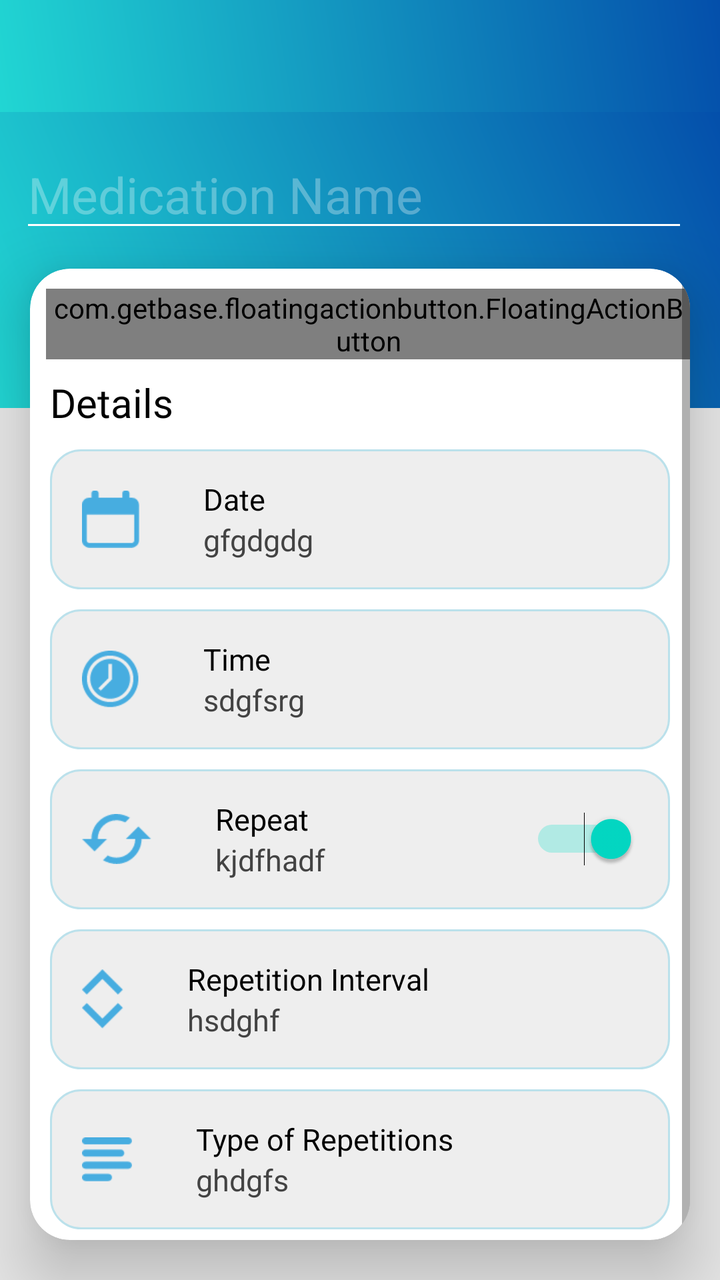
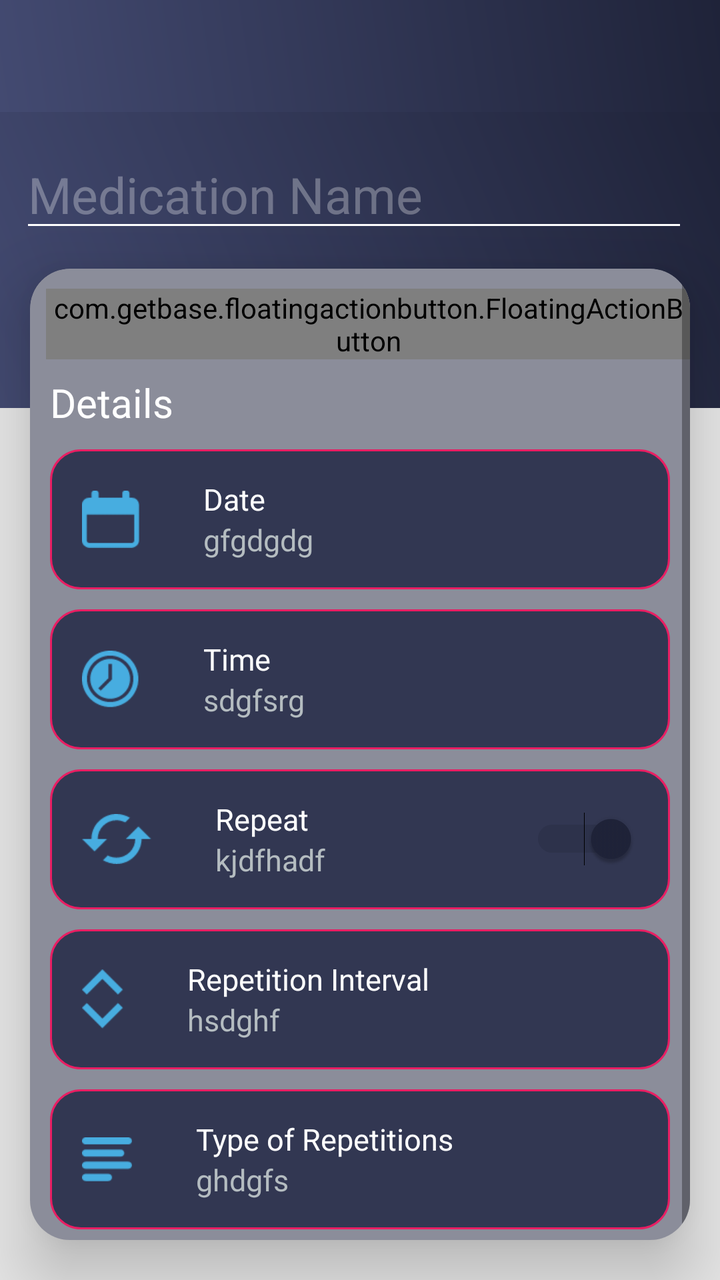

The first picture is an Android layout as it rendered before a commit; the second is the same layout after the commit. The layout source and the unified diff follow.
<!-- AndroidManifest.xml: application theme AppTheme -->
<!-- res/layout/pill_add_reminder.xml -->
<RelativeLayout
    xmlns:android="http://schemas.android.com/apk/res/android"
    xmlns:app="http://schemas.android.com/apk/res-auto"
    xmlns:fab="http://schemas.android.com/apk/res-auto"
    android:layout_width="match_parent"
    android:background="@color/gray_color"
    android:layout_height="match_parent">

    <androidx.appcompat.widget.Toolbar
        android:id="@+id/toolbar"
        android:layout_height="wrap_content"
        android:layout_width="match_parent"
        android:minHeight="?attr/actionBarSize"
        app:contentInsetLeft="0dp"
        app:contentInsetStart="16dp"
        app:theme="@style/ThemeOverlay.AppCompat.Dark.ActionBar"
        android:background="@drawable/a1_grad" />

    <LinearLayout
        android:layout_width="match_parent"
        android:layout_below="@+id/toolbar"
        android:theme="@style/ThemeOverlay.AppCompat.Dark.ActionBar"
        android:id="@+id/add_reminder_layout_top"
        android:background="@drawable/a1_grad"
        android:orientation="vertical"
        android:layout_height="148dp">

        <EditText
            android:layout_width="match_parent"
            android:id="@+id/reminder_title"
            android:layout_marginLeft="10dp"
            android:hint="@string/add_Medicion"
            android:textSize="25dp"
            android:lines="4"
            android:minLines="4"
            android:layout_marginTop="15dp"
            android:gravity="top|left"
            android:textColor="@android:color/white"
            android:scrollHorizontally="false"
            android:textColorHint="@color/primary_text_disabled_material_dark"
            android:inputType="textCapWords|textMultiLine"
            android:layout_marginRight="16dp"
            android:layout_height="50dp"/>

    </LinearLayout>


    <androidx.cardview.widget.CardView
        android:id="@+id/cardviewone"
        android:layout_marginBottom="20dp"
        android:layout_width="match_parent"
        android:layout_height="wrap_content"
        android:layout_marginLeft="@dimen/text_15"
        android:layout_below="@+id/add_reminder_layout_top"
        android:layout_marginTop="-70dp"
        android:layout_marginRight="@dimen/text_15"
        android:orientation="horizontal"
        app:cardCornerRadius="20dp"
        app:cardElevation="20dip">
    <ScrollView
        xmlns:android="http://schemas.android.com/apk/res/android"
        android:layout_width="fill_parent"
        android:layout_below="@id/add_reminder_layout_top"
        android:layout_height="fill_parent">

        <LinearLayout
            android:layout_width="match_parent"
            android:orientation="vertical"
            android:layout_height="wrap_content">

            <RelativeLayout
                android:layout_width="wrap_content"
                android:layout_height="wrap_content">

            <com.getbase.floatingactionbutton.FloatingActionButton
                android:id="@+id/starred1"
                android:layout_width="wrap_content"
                android:layout_height="wrap_content"
                android:clickable="true"
                android:onClick="selectFab1"
                fab:fab_icon="@drawable/ic_notifications_off_grey600_24dp"
                android:background="@drawable/a1_grad"
                app:fab_size="normal"
                android:layout_alignParentLeft="true"
                android:layout_marginTop="10dp"
                android:layout_centerHorizontal="true"
                android:layout_marginLeft="8dp"/>


            <com.getbase.floatingactionbutton.FloatingActionButton
                android:id="@+id/starred2"
                android:layout_width="wrap_content"
                android:layout_height="wrap_content"
                android:clickable="true"
                android:onClick="selectFab2"
                fab:fab_icon="@drawable/ic_notifications_on_white_24dp"
                android:background="@drawable/a1_grad"
                app:fab_size="normal"
                android:layout_alignParentLeft="true"
                android:layout_marginTop="10dp"
                android:layout_centerHorizontal="true"
                android:layout_marginLeft="8dp"/>
            </RelativeLayout>

            <TextView
                android:layout_width="match_parent"
                android:layout_marginTop="8dp"
                android:text="@string/details"
                android:id="@+id/details"
                android:textSize="20dp"
                android:fontFamily="@font/gothic"
                android:gravity="center_vertical"
                android:layout_marginLeft="10dp"
                android:textColor="@color/black"
                android:layout_height="wrap_content"/>

            <RelativeLayout
                android:layout_width="match_parent"
                android:clickable="true"
                android:onClick="setDate"
                android:id="@+id/date"
                android:layout_marginEnd="10dp"
                android:layout_marginStart="10dp"
                android:layout_marginTop="10dp"
                android:background="@drawable/corner1"
                android:layout_height="70dp">

                <ImageView
                    android:id="@+id/date_icon"
                    android:layout_width="wrap_content"
                    android:layout_height="wrap_content"
                    android:layout_alignParentLeft="true"
                    android:layout_marginLeft="16dp"
                    android:layout_marginRight="32dp"
                    android:background="@mipmap/date"
                    android:layout_centerVertical="true" />

                <LinearLayout
                    android:layout_width="wrap_content"
                    android:orientation="vertical"
                    android:layout_centerVertical="true"
                    android:layout_toRightOf="@id/date_icon"
                    android:layout_height="wrap_content">

                    <TextView
                        android:id="@+id/date_text"
                        android:textColor="@color/black"
                        android:layout_width="wrap_content"
                        android:textSize="15dp"
                        android:layout_height="wrap_content"
                        android:text="@string/date" />

                    <TextView
                        android:layout_width="wrap_content"
                        android:id="@+id/set_date"
                        android:textSize="15dp"
                        android:text="gfgdgdg"
                        android:textColor="@color/grey_calendar"
                        android:layout_height="wrap_content"/>

                </LinearLayout>

            </RelativeLayout>

            <RelativeLayout
                android:layout_width="match_parent"
                android:clickable="true"
                android:onClick="setTime"
                android:id="@+id/time"
                android:layout_marginEnd="10dp"
                android:layout_marginStart="10dp"
                android:layout_marginTop="10dp"
                android:background="@drawable/corner1"
                android:layout_height="70dp">

                <ImageView
                    android:id="@+id/time_icon"
                    android:layout_width="wrap_content"
                    android:layout_height="wrap_content"
                    android:layout_alignParentLeft="true"
                    android:layout_marginLeft="16dp"
                    android:layout_marginRight="32dp"
                    android:background="@mipmap/time"
                    android:layout_centerVertical="true" />

                <LinearLayout
                    android:layout_width="wrap_content"
                    android:orientation="vertical"
                    android:layout_centerVertical="true"
                    android:layout_toRightOf="@id/time_icon"
                    android:layout_height="wrap_content">

                    <TextView
                        android:id="@+id/time_text"
                        android:textColor="@color/black"
                        android:layout_width="wrap_content"
                        android:textSize="15dp"
                        android:layout_height="wrap_content"
                        android:text="@string/time" />

                    <TextView
                        android:layout_width="wrap_content"
                        android:id="@+id/set_time"
                        android:textSize="15dp"
                        android:text="sdgfsrg"
                        android:textColor="@color/grey_calendar"
                        android:layout_height="wrap_content"/>

                </LinearLayout>

            </RelativeLayout>

            <RelativeLayout
                android:layout_width="match_parent"
                android:id="@+id/repeat"
                android:layout_marginTop="10dp"
                android:layout_marginEnd="10dp"
                android:layout_marginStart="10dp"
                android:background="@drawable/corner1"
                android:layout_height="70dp">

                <ImageView
                    android:id="@+id/repeat_icon"
                    android:layout_width="wrap_content"
                    android:layout_height="wrap_content"
                    android:layout_alignParentLeft="true"
                    android:layout_marginLeft="16dp"
                    android:layout_marginRight="32dp"
                    android:background="@mipmap/repeat"
                    android:layout_centerVertical="true" />

                <LinearLayout
                    android:layout_width="wrap_content"
                    android:orientation="vertical"
                    android:id="@+id/repeat_ll"
                    android:layout_centerVertical="true"
                    android:layout_toRightOf="@id/repeat_icon"
                    android:layout_height="wrap_content">

                    <TextView
                        android:id="@+id/repeat_text"
                        android:textColor="@color/black"
                        android:layout_width="wrap_content"
                        android:textSize="15dp"
                        android:layout_height="wrap_content"
                        android:text="@string/repeat" />

                    <TextView
                        android:layout_width="wrap_content"
                        android:id="@+id/set_repeat"
                        android:textSize="15dp"
                        android:text="kjdfhadf"
                        android:textColor="@color/grey_calendar"
                        android:layout_height="wrap_content"/>

                </LinearLayout>

                <Switch
                    android:id="@+id/repeat_switch"
                    android:layout_width="wrap_content"
                    android:layout_height="wrap_content"
                    android:layout_centerVertical="true"
                    android:layout_alignParentRight="true"
                    android:layout_marginRight="16dp"
                    android:layout_marginLeft="8dp"
                    android:onClick="onSwitchRepeat"
                    android:checked="true"
                    android:textOn="On"
                    android:textOff="Off"/>

            </RelativeLayout>

            <RelativeLayout
                android:layout_width="match_parent"
                android:id="@+id/RepeatNo"
                android:clickable="true"
                android:onClick="setRepeatNo"
                android:layout_marginStart="10dp"
                android:layout_marginEnd="10dp"
                android:layout_marginTop="10dp"
                android:background="@drawable/corner1"
                android:layout_height="70dp">

                <ImageView
                    android:id="@+id/repeat_no_icon"
                    android:layout_width="wrap_content"
                    android:layout_height="wrap_content"
                    android:layout_alignParentLeft="true"
                    android:layout_marginLeft="16dp"
                    android:layout_marginRight="32dp"
                    android:background="@mipmap/repetation"
                    android:layout_centerVertical="true" />

                <LinearLayout
                    android:layout_width="wrap_content"
                    android:orientation="vertical"
                    android:layout_centerVertical="true"
                    android:layout_toRightOf="@id/repeat_no_icon"
                    android:layout_height="wrap_content">

                    <TextView
                        android:id="@+id/repeat_no_text"
                        android:textColor="@color/black"
                        android:layout_width="wrap_content"
                        android:textSize="15dp"
                        android:layout_height="wrap_content"
                        android:text="@string/repeat_no" />

                    <TextView
                        android:layout_width="wrap_content"
                        android:id="@+id/set_repeat_no"
                        android:textSize="15dp"
                        android:text="hsdghf"
                        android:textColor="@color/grey_calendar"
                        android:layout_height="wrap_content"/>

                </LinearLayout>

            </RelativeLayout>

            <RelativeLayout
                android:layout_width="match_parent"
                android:id="@+id/RepeatType"
                android:clickable="true"
                android:onClick="selectRepeatType"
                android:layout_marginEnd="10dp"
                android:layout_marginStart="10dp"
                android:layout_marginTop="10dp"
                android:background="@drawable/corner1"
                android:layout_marginBottom="10dp"
                android:layout_height="70dp">

                <ImageView
                    android:id="@+id/repeat_type_icon"
                    android:layout_width="wrap_content"
                    android:layout_height="wrap_content"
                    android:layout_alignParentLeft="true"
                    android:layout_marginLeft="16dp"
                    android:layout_marginRight="32dp"
                    android:background="@mipmap/draw"
                    android:layout_centerVertical="true" />

                <LinearLayout
                    android:layout_width="wrap_content"
                    android:orientation="vertical"
                    android:layout_centerVertical="true"
                    android:layout_toRightOf="@id/repeat_type_icon"
                    android:layout_height="wrap_content">

                    <TextView
                        android:id="@+id/repeat_type_text"
                        android:textColor="@color/black"
                        android:layout_width="wrap_content"
                        android:textSize="15dp"
                        android:layout_height="wrap_content"
                        android:text="@string/repeat_type" />

                    <TextView
                        android:layout_width="wrap_content"
                        android:id="@+id/set_repeat_type"
                        android:textSize="15dp"
                        android:text="ghdgfs"
                        android:textColor="@color/grey_calendar"
                        android:layout_height="wrap_content"/>

                </LinearLayout>

            </RelativeLayout>

        </LinearLayout>

    </ScrollView>
    </androidx.cardview.widget.CardView>






</RelativeLayout>
<!-- resources referenced by this layout -->
<resources>
  <color name="black">#000000</color>
  <color name="gray_color">#E6E6E6</color>
  <color name="grey_calendar">#434343</color>
  <dimen name="text_15">15sp</dimen>
  <!-- drawable a1_grad (drawable) -->
  <?xml version="1.0" encoding="utf-8"?>
  <shape xmlns:android="http://schemas.android.com/apk/res/android">
      <gradient
          android:angle="225"
          android:endColor="#21d6d3"
          android:startColor="#044fab" />
  
  
  </shape>
  <!-- drawable corner1 (drawable) -->
  <?xml version="1.0" encoding="utf-8"?>
  <shape xmlns:android="http://schemas.android.com/apk/res/android"
      android:shape="rectangle">
  
  
      <stroke
          android:width="1dp"
          android:color="#BBE1EB"/>
  
      <corners android:radius="15dp"/>
  
      <solid
          android:color="#EEEEEE"/>
  
  </shape>
  <!-- drawable ic_notifications_off_grey600_24dp: png bitmap (drawable, 485 bytes) -->
  <!-- drawable ic_notifications_on_white_24dp: png bitmap (drawable, 635 bytes) -->
  <!-- mipmap date: png bitmap (mipmap-xhdpi, 816 bytes) -->
  <!-- mipmap draw: png bitmap (mipmap-xhdpi, 673 bytes) -->
  <!-- mipmap repeat: png bitmap (mipmap-xhdpi, 1231 bytes) -->
  <!-- mipmap repetation: png bitmap (mipmap-xhdpi, 929 bytes) -->
  <!-- mipmap time: png bitmap (mipmap-xhdpi, 1798 bytes) -->
  <string name="add_Medicion">Medication Name</string>
  <string name="date">Date</string>
  <string name="details">Details</string>
  <string name="repeat">Repeat</string>
  <string name="repeat_no">Repetition Interval </string>
  <string name="repeat_type">Type of Repetitions</string>
  <string name="time">Time</string>
  <style name="AppTheme" parent="Theme.AppCompat.Light.DarkActionBar">
          
          <item name="colorPrimary">@color/colorPrimary</item>
          <item name="colorPrimaryDark">@color/colorPrimaryDark</item>
          <item name="colorAccent">@color/colorAccent</item>
      </style>
  <color name="colorPrimary">#36D1DC</color>
  <color name="colorPrimaryDark">#044fab</color>
  <color name="colorAccent">#03DAC5</color>
</resources>

<!-- the commit's change to res/layout/pill_add_reminder.xml (unified diff, before → after) -->
@@ -66,7 +66,8 @@
         <LinearLayout
             android:layout_width="match_parent"
             android:orientation="vertical"
-            android:layout_height="wrap_content">
+            android:layout_height="wrap_content"
+            android:background="#87242841">
 
             <RelativeLayout
                 android:layout_width="wrap_content"
@@ -111,7 +112,7 @@
                 android:fontFamily="@font/gothic"
                 android:gravity="center_vertical"
                 android:layout_marginLeft="10dp"
-                android:textColor="@color/black"
+                android:textColor="@color/white"
                 android:layout_height="wrap_content"/>
 
             <RelativeLayout
@@ -144,7 +145,7 @@
 
                     <TextView
                         android:id="@+id/date_text"
-                        android:textColor="@color/black"
+                        android:textColor="@color/white"
                         android:layout_width="wrap_content"
                         android:textSize="15dp"
                         android:layout_height="wrap_content"
@@ -155,7 +156,7 @@
                         android:id="@+id/set_date"
                         android:textSize="15dp"
                         android:text="gfgdgdg"
-                        android:textColor="@color/grey_calendar"
+                        android:textColor="@color/textColor"
                         android:layout_height="wrap_content"/>
 
                 </LinearLayout>
@@ -192,7 +193,7 @@
 
                     <TextView
                         android:id="@+id/time_text"
-                        android:textColor="@color/black"
+                        android:textColor="@color/white"
                         android:layout_width="wrap_content"
                         android:textSize="15dp"
                         android:layout_height="wrap_content"
@@ -203,7 +204,7 @@
                         android:id="@+id/set_time"
                         android:textSize="15dp"
                         android:text="sdgfsrg"
-                        android:textColor="@color/grey_calendar"
+                        android:textColor="@color/textColor"
                         android:layout_height="wrap_content"/>
 
                 </LinearLayout>
@@ -239,7 +240,7 @@
 
                     <TextView
                         android:id="@+id/repeat_text"
-                        android:textColor="@color/black"
+                        android:textColor="@color/white"
                         android:layout_width="wrap_content"
                         android:textSize="15dp"
                         android:layout_height="wrap_content"
@@ -250,7 +251,7 @@
                         android:id="@+id/set_repeat"
                         android:textSize="15dp"
                         android:text="kjdfhadf"
-                        android:textColor="@color/grey_calendar"
+                        android:textColor="@color/textColor"
                         android:layout_height="wrap_content"/>
 
                 </LinearLayout>
@@ -300,7 +301,7 @@
 
                     <TextView
                         android:id="@+id/repeat_no_text"
-                        android:textColor="@color/black"
+                        android:textColor="@color/white"
                         android:layout_width="wrap_content"
                         android:textSize="15dp"
                         android:layout_height="wrap_content"
@@ -311,7 +312,7 @@
                         android:id="@+id/set_repeat_no"
                         android:textSize="15dp"
                         android:text="hsdghf"
-                        android:textColor="@color/grey_calendar"
+                        android:textColor="@color/textColor"
                         android:layout_height="wrap_content"/>
 
                 </LinearLayout>
@@ -349,7 +350,7 @@
 
                     <TextView
                         android:id="@+id/repeat_type_text"
-                        android:textColor="@color/black"
+                        android:textColor="@color/white"
                         android:layout_width="wrap_content"
                         android:textSize="15dp"
                         android:layout_height="wrap_content"
@@ -360,7 +361,7 @@
                         android:id="@+id/set_repeat_type"
                         android:textSize="15dp"
                         android:text="ghdgfs"
-                        android:textColor="@color/grey_calendar"
+                        android:textColor="@color/textColor"
                         android:layout_height="wrap_content"/>
 
                 </LinearLayout>
<!-- resource entries referenced after the edit -->
@@ -1,16 +1,16 @@
 <!-- resources referenced by this layout -->
 <resources>
-  <color name="black">#000000</color>
   <color name="gray_color">#E6E6E6</color>
-  <color name="grey_calendar">#434343</color>
+  <color name="textColor">#ffb4bcc0</color>
+  <color name="white">#ffffff</color>
   <dimen name="text_15">15sp</dimen>
   <!-- drawable a1_grad (drawable) -->
   <?xml version="1.0" encoding="utf-8"?>
   <shape xmlns:android="http://schemas.android.com/apk/res/android">
       <gradient
           android:angle="225"
-          android:endColor="#21d6d3"
-          android:startColor="#044fab" />
+          android:endColor="#434A71"
+          android:startColor="#1F2339" />
   
   
   </shape>
@@ -22,12 +22,12 @@
   
       <stroke
           android:width="1dp"
-          android:color="#BBE1EB"/>
+          android:color="#E91E63"/>
   
       <corners android:radius="15dp"/>
   
       <solid
-          android:color="#EEEEEE"/>
+          android:color="#323752"/>
   
   </shape>
   <!-- drawable ic_notifications_off_grey600_24dp: png bitmap (drawable, 485 bytes) -->
@@ -50,8 +50,8 @@
           <item name="colorPrimaryDark">@color/colorPrimaryDark</item>
           <item name="colorAccent">@color/colorAccent</item>
       </style>
-  <color name="colorPrimary">#36D1DC</color>
-  <color name="colorPrimaryDark">#044fab</color>
-  <color name="colorAccent">#03DAC5</color>
+  <color name="colorPrimary">#434A71</color>
+  <color name="colorPrimaryDark">#1F2339</color>
+  <color name="colorAccent">#1F2339</color>
 </resources>
 
